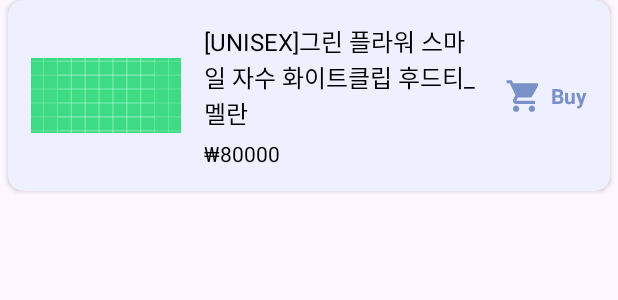
After one commit to corca-ai/adcio_android_plugins, an Android app: the layout item_analytics_suggestion.xml on its own in the app's theme, with its tools: preview values and no code run, on a phone screen of 412 x 824 dp. The commit adds this screen. Shown: the top 300 px of the screen. Run offline under Robolectric (Android 15) with nearby library versions, the phone set to English and light mode, and no system bars; network calls fail.

Commit message:
feat: add basic usecases app page for analytics

```diff
--- a/app/src/main/java/ai/corca/adcio_android_plugins/placement/Suggestion.kt
+++ b/app/src/main/java/ai/corca/adcio_android_plugins/placement/Suggestion.kt
@@ -1,6 +1,11 @@
 package ai.corca.adcio_android_plugins.placement
 
+import ai.corca.adcio_analytics.model.AdcioLogOption
+
 data class Suggestion(
+    val productId: String,
     val name: String,
     val image: String,
+    val price: String,
+    val logOption: AdcioLogOption,
 )
--- /dev/null
+++ b/app/src/main/res/drawable/ic_cart.xml
@@ -0,0 +1,5 @@
+<vector android:height="24dp" android:tint="#000000"
+    android:viewportHeight="24" android:viewportWidth="24"
+    android:width="24dp" xmlns:android="http://schemas.android.com/apk/res/android">
+    <path android:fillColor="@android:color/white" android:pathData="M7,18c-1.1,0 -1.99,0.9 -1.99,2S5.9,22 7,22s2,-0.9 2,-2 -0.9,-2 -2,-2zM1,2v2h2l3.6,7.59 -1.35,2.45c-0.16,0.28 -0.25,0.61 -0.25,0.96 0,1.1 0.9,2 2,2h12v-2L7.42,15c-0.14,0 -0.25,-0.11 -0.25,-0.25l0.03,-0.12 0.9,-1.63h7.45c0.75,0 1.41,-0.41 1.75,-1.03l3.58,-6.49c0.08,-0.14 0.12,-0.31 0.12,-0.48 0,-0.55 -0.45,-1 -1,-1L5.21,4l-0.94,-2L1,2zM17,18c-1.1,0 -1.99,0.9 -1.99,2s0.89,2 1.99,2 2,-0.9 2,-2 -0.9,-2 -2,-2z"/>
+</vector>
--- /dev/null
+++ b/app/src/main/res/layout/item_analytics_suggestion.xml
@@ -0,0 +1,98 @@
+<?xml version="1.0" encoding="utf-8"?>
+<androidx.constraintlayout.widget.ConstraintLayout xmlns:android="http://schemas.android.com/apk/res/android"
+    android:layout_width="match_parent"
+    android:layout_height="wrap_content"
+    xmlns:app="http://schemas.android.com/apk/res-auto"
+    xmlns:tools="http://schemas.android.com/tools">
+
+    <androidx.cardview.widget.CardView
+        android:id="@+id/card_analytics_suggestion"
+        android:layout_width="match_parent"
+        android:layout_height="wrap_content"
+        app:cardCornerRadius="10dp"
+        app:cardElevation="2dp"
+        android:layout_marginHorizontal="5dp"
+        android:layout_marginBottom="5dp"
+        app:cardBackgroundColor="@color/material_dynamic_primary95"
+        app:layout_constraintTop_toTopOf="parent"
+        app:layout_constraintBottom_toBottomOf="parent"
+        app:layout_constraintStart_toStartOf="parent"
+        app:layout_constraintEnd_toEndOf="parent">
+
+        <androidx.constraintlayout.widget.ConstraintLayout
+            android:layout_width="match_parent"
+            android:layout_height="match_parent"
+            android:padding="15dp">
+
+            <ImageView
+                android:id="@+id/iv_analytics_image"
+                android:layout_width="100dp"
+                android:layout_height="50dp"
+                android:src="@drawable/ic_launcher_background"
+                android:scaleType="centerCrop"
+                app:layout_constraintTop_toTopOf="parent"
+                app:layout_constraintBottom_toBottomOf="parent"
+                app:layout_constraintStart_toStartOf="parent" />
+
+            <LinearLayout
+                android:id="@+id/layout_contents"
+                android:layout_width="0dp"
+                android:layout_height="wrap_content"
+                android:layout_marginHorizontal="15dp"
+                app:layout_constraintEnd_toStartOf="@id/layout_purchase"
+                app:layout_constraintStart_toEndOf="@id/iv_analytics_image"
+                app:layout_constraintTop_toTopOf="parent"
+                app:layout_constraintBottom_toBottomOf="parent"
+                android:orientation="vertical">
+
+                <TextView
+                    android:id="@+id/tv_name"
+                    android:layout_width="wrap_content"
+                    android:layout_height="wrap_content"
+                    android:textColor="@color/black"
+                    android:textSize="16sp"
+                    tools:text="[UNISEX]그린 플라워 스마일 자수 화이트클립 후드티_멜란" />
+
+                <TextView
+                    android:id="@+id/tv_price"
+                    android:layout_width="wrap_content"
+                    android:layout_height="wrap_content"
+                    android:textColor="@color/black"
+                    android:layout_marginTop="5dp"
+                    android:textSize="14sp"
+                    tools:text="₩80000" />
+
+            </LinearLayout>
+
+            <LinearLayout
+                android:id="@+id/layout_purchase"
+                android:layout_width="wrap_content"
+                android:layout_height="wrap_content"
+                android:orientation="horizontal"
+                android:gravity="center"
+                app:layout_constraintStart_toEndOf="@id/layout_contents"
+                app:layout_constraintEnd_toEndOf="parent"
+                app:layout_constraintTop_toTopOf="parent"
+                app:layout_constraintBottom_toBottomOf="parent">
+
+                <ImageView
+                    android:id="@+id/iv_purchase"
+                    android:layout_width="25dp"
+                    android:layout_height="25dp"
+                    android:src="@drawable/ic_cart"
+                    app:tint="@color/material_dynamic_primary60" />
+
+                <TextView
+                    android:layout_width="wrap_content"
+                    android:layout_height="wrap_content"
+                    android:text="Buy"
+                    android:layout_marginStart="5dp"
+                    android:textColor="@color/material_dynamic_primary60"
+                    android:textSize="14sp"
+                    android:textStyle="bold" />
+
+            </LinearLayout>
+
+        </androidx.constraintlayout.widget.ConstraintLayout>
+    </androidx.cardview.widget.CardView>
+</androidx.constraintlayout.widget.ConstraintLayout>
```
Also changed, not shown: app/src/main/java/ai/corca/adcio_android_plugins/analytics/AnalyticsActivity.kt (+54 -6 lines), app/src/main/java/ai/corca/adcio_android_plugins/analytics/AnalyticsSuggestionListAdapter.kt (added, +49 -0 lines), app/src/main/java/ai/corca/adcio_android_plugins/placement/PlacementActivity.kt (+8 -0 lines), app/src/main/res/layout/activity_analytics.xml (+22 -12 lines).
